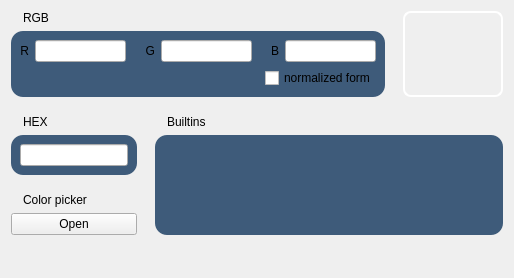
First picture: the form in janim/gui/ColorWidget.ui, repository jkjkil4/JAnim, before the edit.
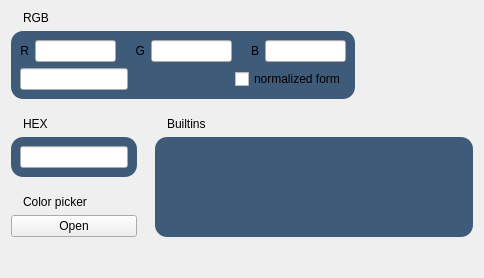
Second picture: the form after the edit.

Commit message: feat(tool): i18n and display_label for `ColorWidget`

The edit to the form file:
```diff
--- a/janim/gui/ColorWidget.ui
+++ b/janim/gui/ColorWidget.ui
@@ -6,7 +6,7 @@
    <rect>
     <x>0</x>
     <y>0</y>
-    <width>514</width>
+    <width>484</width>
     <height>278</height>
    </rect>
   </property>
@@ -183,6 +183,13 @@
            </item>
            <item>
             <layout class="QHBoxLayout" name="layout_norm">
+             <item>
+              <widget class="QLineEdit" name="display_label">
+               <property name="readOnly">
+                <bool>true</bool>
+               </property>
+              </widget>
+             </item>
              <item>
               <spacer name="spacer_norm">
                <property name="orientation">
@@ -240,10 +247,6 @@
           <height>0</height>
          </size>
         </property>
-        <property name="styleSheet">
-         <string notr="true">border: 2px solid white;
-border-radius: 8px;</string>
-        </property>
        </widget>
       </item>
      </layout>
```
The commit also changes 33 other files.
